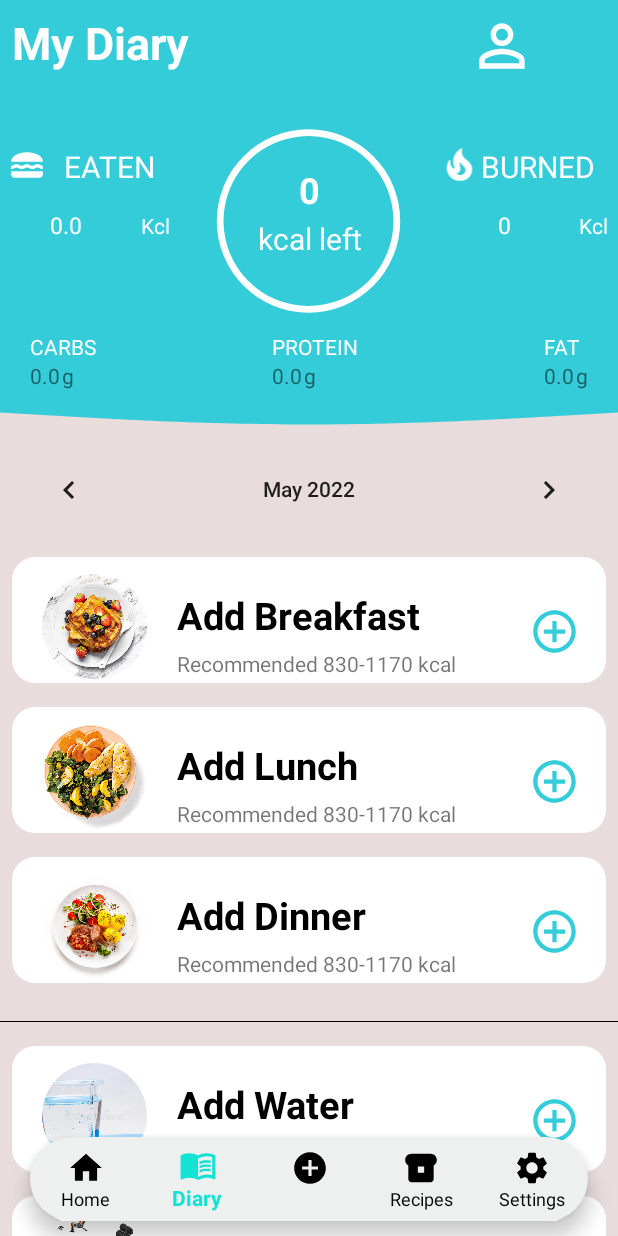
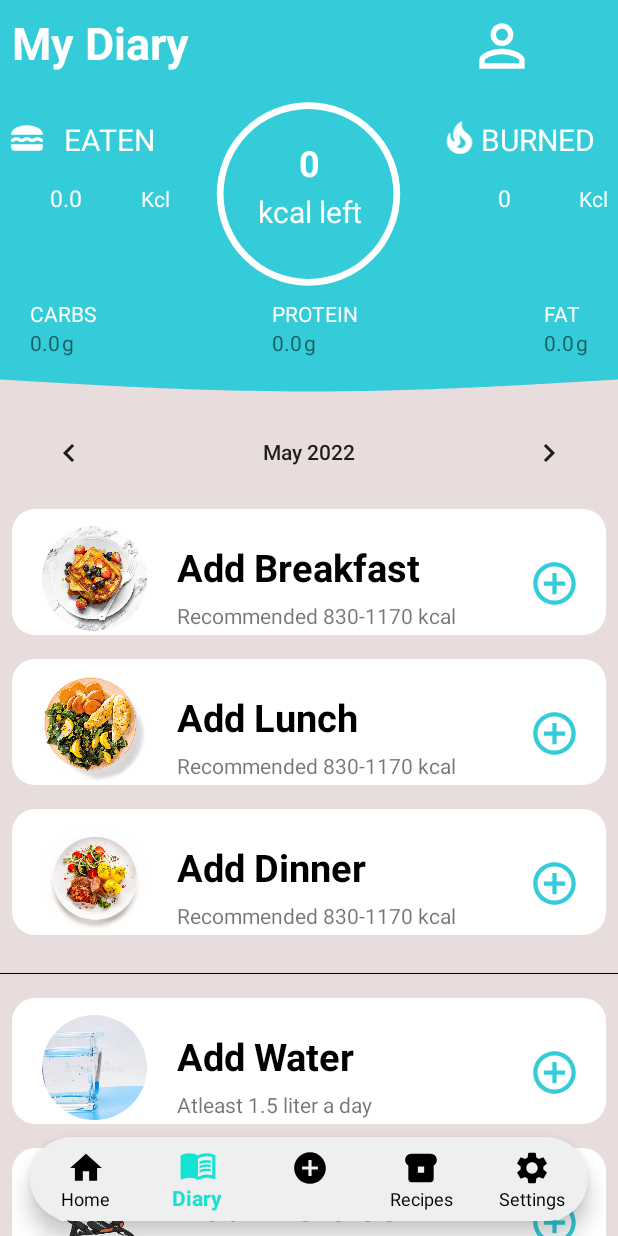
Before and after one commit to Emmanuel-Junior/dietregulator, an Android app: the Diary screen opened directly, with no data from a screen before it, on a phone screen of 412 x 824 dp. Run offline under Robolectric (Android 15) with nearby library versions, the phone set to English and light mode, and no system bars; our stand-ins replace CircleImageView, Firebase (no records; nobody signed in at launch, a user with empty details on screens opened directly).

Commit message:
Changes on diary

```diff
--- a/app/build.gradle
+++ b/app/build.gradle
@@ -35,7 +35,7 @@ dependencies {
 
     implementation 'androidx.appcompat:appcompat:1.4.1'
     implementation 'com.google.android.material:material:1.6.0'
-    implementation 'androidx.constraintlayout:constraintlayout:2.1.3'
+    implementation 'androidx.constraintlayout:constraintlayout:2.1.4'
     implementation 'androidx.lifecycle:lifecycle-extensions:2.2.0'
     implementation 'androidx.annotation:annotation:1.3.0'
     implementation 'androidx.lifecycle:lifecycle-livedata-ktx:2.4.1'
@@ -55,9 +55,9 @@ dependencies {
     testImplementation 'junit:junit:4.13.2'
     androidTestImplementation 'androidx.test.ext:junit:1.1.3'
     androidTestImplementation 'androidx.test.espresso:espresso-core:3.4.0'
-    implementation 'com.google.android.material:material:1.7.0-alpha01'
+    implementation 'com.google.android.material:material:1.7.0-alpha02'
     implementation 'de.hdodenhof:circleimageview:3.1.0'
-
+    implementation 'com.github.PhilJay:MPAndroidChart:v3.1.0'
     def arch_version = "2.1.0"
     def lifecycle_version = "2.2.0"
 
--- /dev/null
+++ b/app/src/main/res/drawable/ic_baseline_qr_code_scanner.xml
@@ -0,0 +1,5 @@
+<vector android:height="24dp" android:tint="#FDFDFD"
+    android:viewportHeight="24" android:viewportWidth="24"
+    android:width="24dp" xmlns:android="http://schemas.android.com/apk/res/android">
+    <path android:fillColor="@android:color/white" android:pathData="M9.5,6.5v3h-3v-3H9.5M11,5H5v6h6V5L11,5zM9.5,14.5v3h-3v-3H9.5M11,13H5v6h6V13L11,13zM17.5,6.5v3h-3v-3H17.5M19,5h-6v6h6V5L19,5zM13,13h1.5v1.5H13V13zM14.5,14.5H16V16h-1.5V14.5zM16,13h1.5v1.5H16V13zM13,16h1.5v1.5H13V16zM14.5,17.5H16V19h-1.5V17.5zM16,16h1.5v1.5H16V16zM17.5,14.5H19V16h-1.5V14.5zM17.5,17.5H19V19h-1.5V17.5zM22,7h-2V4h-3V2h5V7zM22,22v-5h-2v3h-3v2H22zM2,22h5v-2H4v-3H2V22zM2,2v5h2V4h3V2H2z"/>
+</vector>
--- a/app/src/main/res/layout/activity_diary.xml
+++ b/app/src/main/res/layout/activity_diary.xml
@@ -19,19 +19,19 @@
         <LinearLayout
             android:id="@+id/linearLayout"
             android:layout_width="0dp"
-            android:layout_height="69dp"
+            android:layout_height="wrap_content"
             android:layout_alignParentStart="true"
             android:layout_alignParentTop="true"
             android:layout_alignParentEnd="true"
             android:layout_marginStart="8dp"
             android:layout_marginTop="8dp"
-
+            android:layout_marginBottom="6dp"
             android:orientation="horizontal">
 
             <TextView
                 android:id="@+id/txtview"
                 android:layout_width="wrap_content"
-                android:layout_height="40dp"
+                android:layout_height="wrap_content"
                 android:layout_weight="1"
                 android:text="@string/my_diary"
                 android:textColor="@color/white"
@@ -50,7 +50,7 @@
         <LinearLayout
             android:id="@+id/linearLayout2"
             android:layout_width="match_parent"
-            android:layout_height="144dp"
+            android:layout_height="wrap_content"
             android:layout_below="@id/linearLayout"
             android:orientation="horizontal">
 
@@ -60,7 +60,7 @@
 
                 <LinearLayout
                     android:layout_width="120dp"
-                android:layout_height="match_parent"
+                    android:layout_height="wrap_content"
                     android:orientation="vertical">
 
                     <LinearLayout
@@ -74,9 +74,9 @@
                             android:layout_height="25dp"
                             android:layout_marginTop="20dp"
                             android:layout_weight="1"
+                            android:contentDescription="@string/eaten"
                             android:textAlignment="center"
-                        app:srcCompat="@drawable/ic_lunch"
-                        android:contentDescription="@string/eaten" />
+                            app:srcCompat="@drawable/ic_lunch" />
 
                         <TextView
                             android:id="@+id/txtView2"
@@ -102,8 +102,8 @@
                             android:layout_width="28dp"
                             android:layout_height="match_parent"
                             android:layout_weight="1"
+                            android:gravity="center"
                             android:text="0"
-                        android:gravity="center"
                             android:textColor="@color/white"
                             android:textSize="15sp" />
 
@@ -112,8 +112,8 @@
                             android:layout_width="wrap_content"
                             android:layout_height="match_parent"
                             android:layout_weight="0.2"
+                            android:gravity="center"
                             android:text="Kcl"
-                        android:gravity="center"
                             android:textColor="@color/white" />
                     </LinearLayout>
                 </LinearLayout>
@@ -170,9 +170,9 @@
 
                 <LinearLayout
                     android:layout_width="120dp"
-                android:layout_height="match_parent"
-                android:orientation="vertical"
-                android:layout_alignParentEnd="true">
+                    android:layout_height="wrap_content"
+                    android:layout_alignParentEnd="true"
+                    android:orientation="vertical">
 
                     <LinearLayout
                         android:layout_width="match_parent"
@@ -209,8 +209,8 @@
                             android:layout_width="28dp"
                             android:layout_height="match_parent"
                             android:layout_weight="1"
+                            android:gravity="center"
                             android:text="0"
-                        android:gravity="center"
                             android:textColor="@color/white"
                             android:textSize="15sp" />
 
@@ -219,8 +219,8 @@
                             android:layout_width="wrap_content"
                             android:layout_height="match_parent"
                             android:layout_weight="0.2"
+                            android:gravity="center"
                             android:text="Kcl"
-                        android:gravity="center"
                             android:textColor="@color/white" />
                     </LinearLayout>
                 </LinearLayout>
@@ -355,6 +355,8 @@
         android:id="@+id/view2"
         android:layout_width="match_parent"
         android:layout_height="30dp"
+        android:layout_marginTop="0dp"
+        android:layout_marginBottom="0dp"
         android:background="@drawable/ic_wave__1_"
         app:layout_constraintEnd_toEndOf="parent"
         app:layout_constraintStart_toStartOf="parent"
@@ -379,32 +381,15 @@
     </com.google.android.material.bottomnavigation.BottomNavigationView>
 
 
-    <View
-        android:id="@+id/view3"
-        android:layout_width="wrap_content"
-        android:layout_height="65dp"
-
-        app:layout_constraintEnd_toEndOf="parent"
-        app:layout_constraintStart_toStartOf="parent"
-        app:layout_constraintTop_toBottomOf="@+id/view2" />
-
-    <CalendarView
-        android:id="@+id/calendarView"
-        android:layout_width="0dp"
-        android:layout_height="60dp"
-        app:layout_constraintBottom_toBottomOf="@+id/view3"
-        app:layout_constraintEnd_toEndOf="parent"
-        app:layout_constraintStart_toStartOf="@+id/view3"
-        app:layout_constraintTop_toBottomOf="@+id/view2" />
-
     <LinearLayout
+        android:id="@+id/btnslayout"
         android:layout_width="match_parent"
         android:layout_height="0dp"
         android:orientation="vertical"
         app:layout_constraintBottom_toBottomOf="parent"
         app:layout_constraintEnd_toEndOf="parent"
-        app:layout_constraintStart_toStartOf="parent"
-        app:layout_constraintTop_toBottomOf="@+id/view3">
+        app:layout_constraintTop_toBottomOf="@+id/view2"
+        app:layout_constraintStart_toStartOf="parent">
 
         <androidx.core.widget.NestedScrollView
             android:layout_width="match_parent"
@@ -415,6 +400,13 @@
                 android:layout_width="match_parent"
                 android:layout_height="wrap_content"
                 android:orientation="vertical">
+
+                <CalendarView
+                    android:id="@+id/calendarView"
+                    android:layout_width="match_parent"
+                    android:layout_height="55dp"
+                    app:layout_constraintEnd_toEndOf="parent"
+                    app:layout_constraintStart_toStartOf="parent" />
 
                 <RelativeLayout
                     android:id="@+id/addB"
@@ -442,7 +434,7 @@
                                 android:layout_height="70dp"
                                 android:layout_marginStart="20dp"
                                 android:layout_marginTop="10dp"
-                                android:src="@drawable/frenchtoast"></de.hdodenhof.circleimageview.CircleImageView>
+                                android:src="@drawable/frenchtoast" />
 
                             <LinearLayout
                                 android:layout_width="wrap_content"
@@ -506,7 +498,7 @@
                                 android:layout_height="70dp"
                                 android:layout_marginStart="20dp"
                                 android:layout_marginTop="10dp"
-                                android:src="@drawable/lunch"></de.hdodenhof.circleimageview.CircleImageView>
+                                android:src="@drawable/lunch" />
 
                             <LinearLayout
                                 android:layout_width="wrap_content"
@@ -569,7 +561,7 @@
                                 android:layout_height="70dp"
                                 android:layout_marginStart="20dp"
                                 android:layout_marginTop="10dp"
-                                android:src="@drawable/dinner"></de.hdodenhof.circleimageview.CircleImageView>
+                                android:src="@drawable/dinner" />
 
                             <LinearLayout
                                 android:layout_width="wrap_content"
@@ -642,7 +634,7 @@
                                 android:layout_height="70dp"
                                 android:layout_marginStart="20dp"
                                 android:layout_marginTop="10dp"
-                                android:src="@drawable/glassofwater"></de.hdodenhof.circleimageview.CircleImageView>
+                                android:src="@drawable/glassofwater" />
 
                             <LinearLayout
                                 android:layout_width="wrap_content"
@@ -655,7 +647,7 @@
                                     android:layout_width="wrap_content"
                                     android:layout_height="wrap_content"
                                     android:layout_marginTop="20dp"
-                                    android:text="Add Water"
+                                    android:text="@string/add_water"
                                     android:textColor="@color/black"
                                     android:textSize="25sp"
                                     android:textStyle="bold" />
@@ -707,7 +699,7 @@
                                 android:layout_height="70dp"
                                 android:layout_marginStart="20dp"
                                 android:layout_marginTop="10dp"
-                                android:src="@drawable/exercise"></de.hdodenhof.circleimageview.CircleImageView>
+                                android:src="@drawable/exercise" />
 
                             <LinearLayout
                                 android:layout_width="wrap_content"
--- a/app/src/main/res/values/strings.xml
+++ b/app/src/main/res/values/strings.xml
@@ -63,4 +63,5 @@
     <string name="menu_home">Home</string>
     <string name="menu_gallery">Gallery</string>
     <string name="menu_slideshow">Slideshow</string>
+    <string name="add_water">Add Water</string>
 </resources>
--- a/build.gradle
+++ b/build.gradle
@@ -4,9 +4,11 @@ buildscript {
     }
 }// Top-level build file where you can add configuration options common to all sub-projects/modules.
 plugins {
-    id 'com.android.application' version '7.1.2' apply false
-    id 'com.android.library' version '7.1.2' apply false
+    id 'com.android.application' version '7.1.3' apply false
+    id 'com.android.library' version '7.1.3' apply false
 }
+
+
 
 task clean(type: Delete) {
     delete rootProject.buildDir
--- a/settings.gradle
+++ b/settings.gradle
@@ -10,6 +10,7 @@ dependencyResolutionManagement {
     repositories {
         google()
         mavenCentral()
+        maven { url "https://jitpack.io"}
     }
 }
 rootProject.name = "Dietapp"
```
Also changed, not shown: app/src/main/java/com/example/dietapp/ListFood.java (+10 -1 lines), app/src/main/res/layout/activity_home.xml (+10 -5 lines), app/src/main/res/layout/activity_listof_food.xml (+13 -0 lines). Lines whose indentation alone changed are shown as unchanged.
